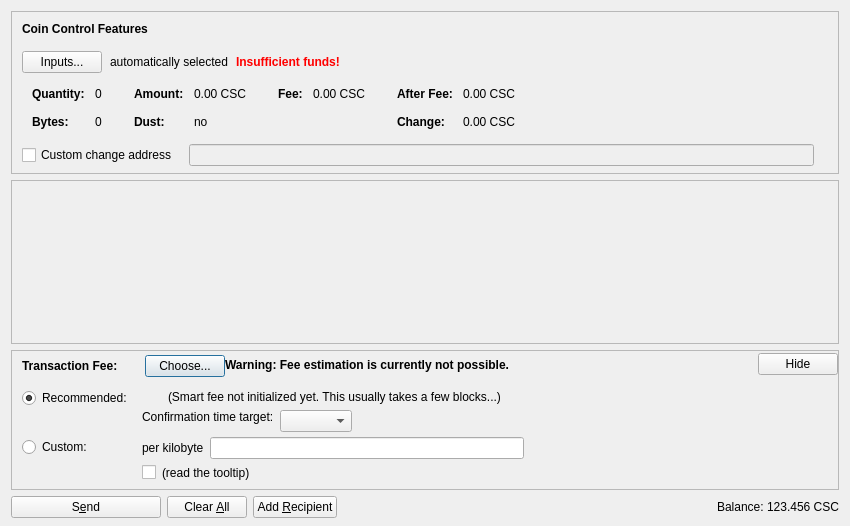
First picture: the form in src/qt/forms/sendcoinsdialog.ui, repository nkpatro/catcoin, before the edit.
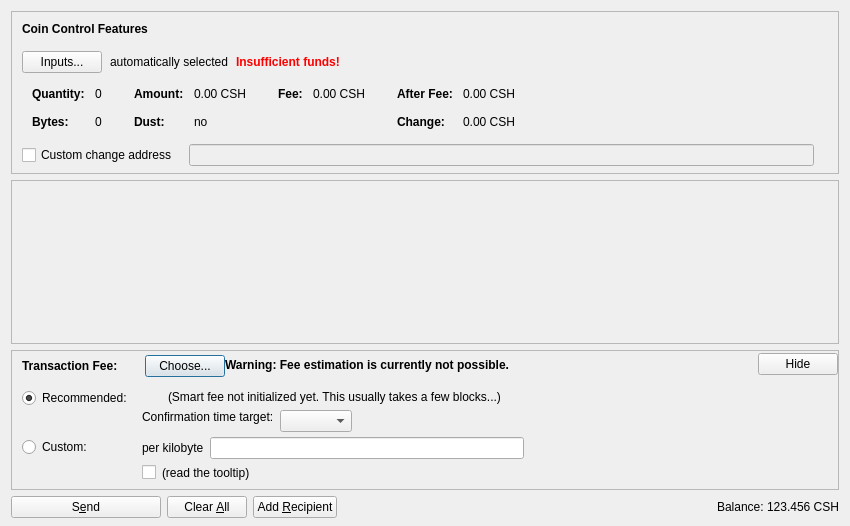
Second picture: the form after the edit. Icons and pictures are not drawn. Custom widgets are drawn as their Qt base class.

Diff of the .ui file:
```diff
--- a/src/qt/forms/sendcoinsdialog.ui
+++ b/src/qt/forms/sendcoinsdialog.ui
@@ -324,7 +324,7 @@
                   <enum>Qt::ActionsContextMenu</enum>
                  </property>
                  <property name="text">
-                  <string notr="true">0.00 CSC</string>
+                  <string notr="true">0.00 CSH</string>
                  </property>
                  <property name="textInteractionFlags">
                   <set>Qt::LinksAccessibleByMouse|Qt::TextSelectableByKeyboard|Qt::TextSelectableByMouse</set>
@@ -404,7 +404,7 @@
                   <enum>Qt::ActionsContextMenu</enum>
                  </property>
                  <property name="text">
-                  <string notr="true">0.00 CSC</string>
+                  <string notr="true">0.00 CSH</string>
                  </property>
                  <property name="textInteractionFlags">
                   <set>Qt::LinksAccessibleByMouse|Qt::TextSelectableByKeyboard|Qt::TextSelectableByMouse</set>
@@ -455,7 +455,7 @@
                   <enum>Qt::ActionsContextMenu</enum>
                  </property>
                  <property name="text">
-                  <string notr="true">0.00 CSC</string>
+                  <string notr="true">0.00 CSH</string>
                  </property>
                  <property name="textInteractionFlags">
                   <set>Qt::LinksAccessibleByMouse|Qt::TextSelectableByKeyboard|Qt::TextSelectableByMouse</set>
@@ -484,7 +484,7 @@
                   <enum>Qt::ActionsContextMenu</enum>
                  </property>
                  <property name="text">
-                  <string notr="true">0.00 CSC</string>
+                  <string notr="true">0.00 CSH</string>
                  </property>
                  <property name="textInteractionFlags">
                   <set>Qt::LinksAccessibleByMouse|Qt::TextSelectableByKeyboard|Qt::TextSelectableByMouse</set>
@@ -1237,7 +1237,7 @@
           <cursorShape>IBeamCursor</cursorShape>
          </property>
          <property name="text">
-          <string notr="true">123.456 CSC</string>
+          <string notr="true">123.456 CSH</string>
          </property>
          <property name="textInteractionFlags">
           <set>Qt::LinksAccessibleByMouse|Qt::TextSelectableByKeyboard|Qt::TextSelectableByMouse</set>
```
Left out of the diff: 4 changed lines with no effect on the pictures.
